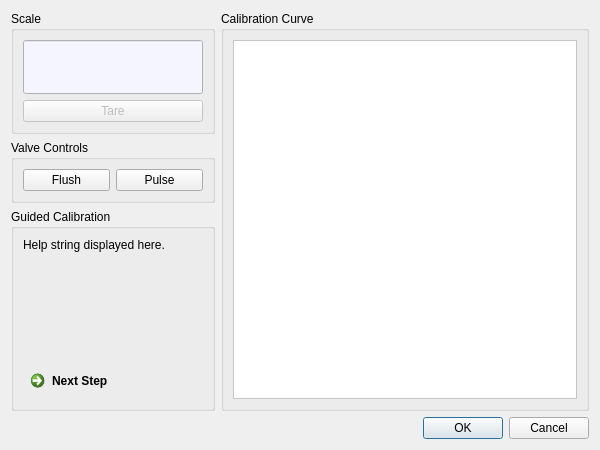
Above: iblrig/gui/ui_valve.ui from int-brain-lab/iblrig before the change. Below: the same form after it.
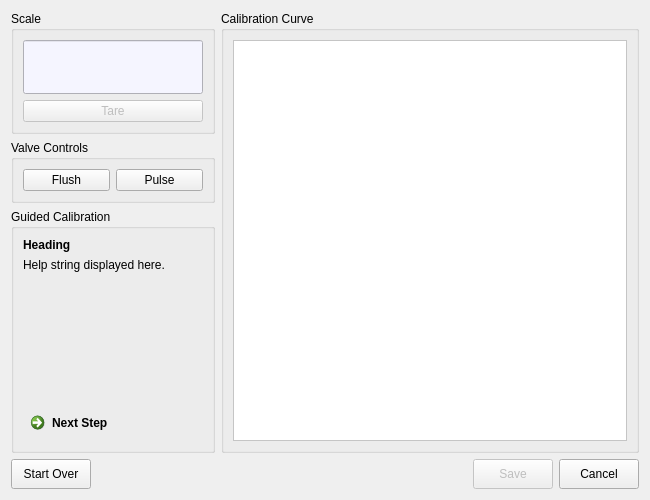
That is the form after the change. Icons and pictures are not drawn. Custom widgets are drawn as their Qt base class.

The edit to the form file:
```diff
--- a/iblrig/gui/ui_valve.ui
+++ b/iblrig/gui/ui_valve.ui
@@ -6,8 +6,8 @@
    <rect>
     <x>0</x>
     <y>0</y>
-    <width>600</width>
-    <height>450</height>
+    <width>650</width>
+    <height>500</height>
    </rect>
   </property>
   <property name="sizePolicy">
@@ -18,14 +18,14 @@
   </property>
   <property name="minimumSize">
    <size>
-    <width>600</width>
-    <height>450</height>
+    <width>650</width>
+    <height>500</height>
    </size>
   </property>
   <property name="maximumSize">
    <size>
-    <width>600</width>
-    <height>450</height>
+    <width>650</width>
+    <height>500</height>
    </size>
   </property>
   <property name="windowTitle">
@@ -144,7 +144,20 @@
            </property>
            <layout class="QVBoxLayout" name="verticalLayout_5">
             <item>
-             <widget class="QLabel" name="labelGuidedCalibration">
+             <widget class="QLabel" name="labelGuideHead">
+              <property name="font">
+               <font>
+                <weight>75</weight>
+                <bold>true</bold>
+               </font>
+              </property>
+              <property name="text">
+               <string>Heading</string>
+              </property>
+             </widget>
+            </item>
+            <item>
+             <widget class="QLabel" name="labelGuideText">
               <property name="minimumSize">
                <size>
                 <width>180</width>
@@ -228,10 +241,80 @@
     </widget>
    </item>
    <item>
-    <widget class="QDialogButtonBox" name="buttonBox">
-     <property name="standardButtons">
-      <set>QDialogButtonBox::Cancel|QDialogButtonBox::Ok</set>
-     </property>
+    <widget class="QFrame" name="horizontalFrame">
+     <layout class="QHBoxLayout" name="horizontalLayout_4">
+      <property name="leftMargin">
+       <number>0</number>
+      </property>
+      <property name="topMargin">
+       <number>0</number>
+      </property>
+      <property name="rightMargin">
+       <number>0</number>
+      </property>
+      <property name="bottomMargin">
+       <number>0</number>
+      </property>
+      <item>
+       <widget class="QPushButton" name="pushButtonRestart">
+        <property name="minimumSize">
+         <size>
+          <width>0</width>
+          <height>30</height>
+         </size>
+        </property>
+        <property name="text">
+         <string>Start Over</string>
+        </property>
+        <property name="icon">
+         <iconset resource="resources.qrc">
+          <normaloff>:/images/restart</normaloff>:/images/restart</iconset>
+        </property>
+       </widget>
+      </item>
+      <item>
+       <spacer name="horizontalSpacer">
+        <property name="orientation">
+         <enum>Qt::Horizontal</enum>
+        </property>
+        <property name="sizeHint" stdset="0">
+         <size>
+          <width>40</width>
+          <height>20</height>
+         </size>
+        </property>
+       </spacer>
+      </item>
+      <item>
+       <widget class="QPushButton" name="pushButtonSave">
+        <property name="enabled">
+         <bool>false</bool>
+        </property>
+        <property name="minimumSize">
+         <size>
+          <width>0</width>
+          <height>30</height>
+         </size>
+        </property>
+        <property name="text">
+         <string>Save</string>
+        </property>
+       </widget>
+      </item>
+      <item>
+       <widget class="QPushButton" name="pushButtonCancel">
+        <property name="minimumSize">
+         <size>
+          <width>0</width>
+          <height>30</height>
+         </size>
+        </property>
+        <property name="text">
+         <string>Cancel</string>
+        </property>
+       </widget>
+      </item>
+     </layout>
     </widget>
    </item>
   </layout>
```
